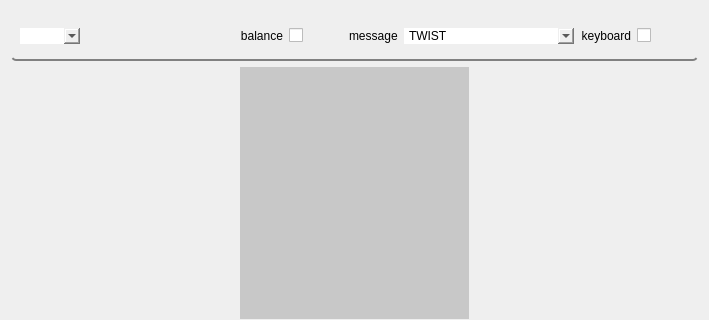
Qt form control_panel/resource/control_panel.ui (GroupOfRobots/MiniRysRQT) before a commit; both pictures show x 0 to 709 and y 0 to 320 of the 709 by 587 pixel window.
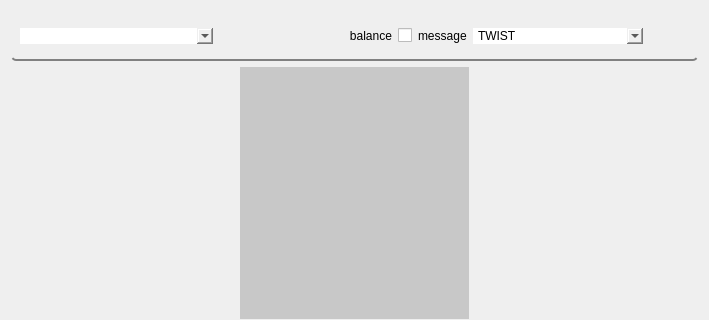
The same form after that commit. Icons and pictures are not drawn.

Diff of the .ui file:
```diff
--- a/control_panel/resource/control_panel.ui
+++ b/control_panel/resource/control_panel.ui
@@ -54,19 +54,8 @@
        <widget class="QComboBox" name="comboBox"/>
       </item>
       <item>
-       <spacer name="horizontalSpacer_2">
-        <property name="orientation">
-         <enum>Qt::Horizontal</enum>
-        </property>
-        <property name="sizeHint" stdset="0">
-         <size>
-          <width>40</width>
-          <height>20</height>
-         </size>
-        </property>
-       </spacer>
-      </item>
-      <item alignment="Qt::AlignRight">
+       <layout class="QHBoxLayout" name="horizontalLayout_3">
+        <item>
        <widget class="QCheckBox" name="balanceCheckBoxUI">
         <property name="layoutDirection">
          <enum>Qt::RightToLeft</enum>
@@ -76,21 +65,10 @@
         </property>
        </widget>
       </item>
+       </layout>
+      </item>
       <item>
        <layout class="QHBoxLayout" name="horizontalLayout_2">
-        <item>
-         <spacer name="horizontalSpacer_3">
-          <property name="orientation">
-           <enum>Qt::Horizontal</enum>
-          </property>
-          <property name="sizeHint" stdset="0">
-           <size>
-            <width>40</width>
-            <height>20</height>
-           </size>
-          </property>
-         </spacer>
-        </item>
         <item>
          <widget class="QLabel" name="label">
           <property name="text">
@@ -120,16 +98,6 @@
         </item>
        </layout>
       </item>
-      <item>
-       <widget class="QCheckBox" name="keyboardCheckBoxUI">
-        <property name="layoutDirection">
-         <enum>Qt::RightToLeft</enum>
-        </property>
-        <property name="text">
-         <string>keyboard</string>
-        </property>
-       </widget>
-      </item>
       <item>
        <widget class="QPushButton" name="settingsButton">
         <property name="minimumSize">
```
Left out of the diff: 2 changed lines with no effect on the pictures. Lines whose indentation alone changed are shown as unchanged.
